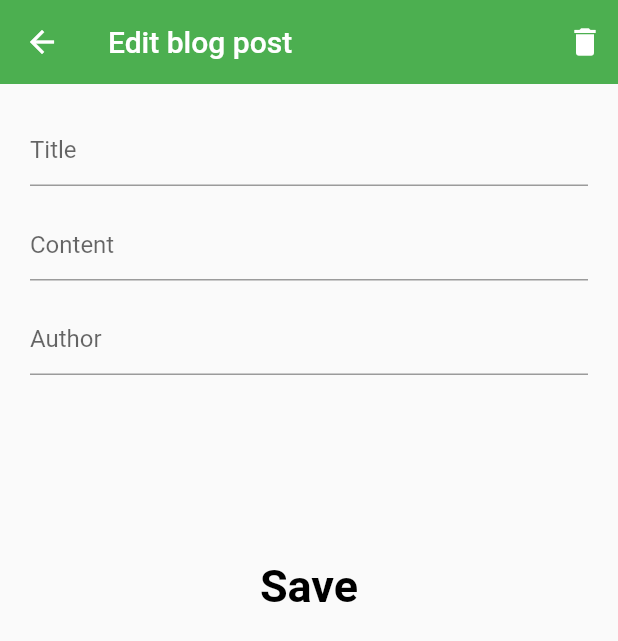
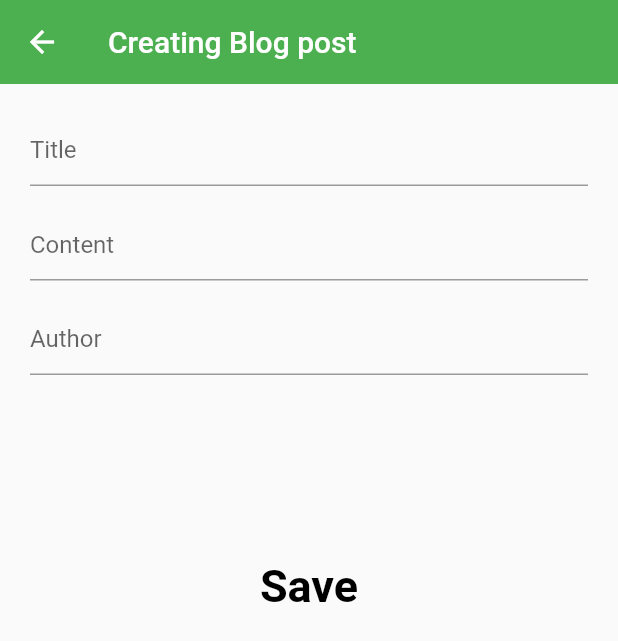
Before and after one commit to Optimus-ged/deep_mobile_learning, a Flutter app: the BlogPostModify screen opened directly, on a phone screen of 412 x 824 dp. Shown: the top 641 px of the screen. Run offline on Flutter 3.47's test engine with Material 2 defaults, Android fonts, the phone set to English and light mode, and no system bars; our stand-ins replace get_it.

Commit message:
Using the same page for modifying and creating

```diff
--- a/lib/pages/blog_post_list.dart
+++ b/lib/pages/blog_post_list.dart
@@ -50,7 +50,7 @@ class BlogPostList extends StatelessWidget {
                     onTap: () {
                       Navigator.of(context).push(
                         MaterialPageRoute(
-                          builder: (_) => BlogPostModify(),
+                          builder: (_) => BlogPostModify(blogPost: blogPost,),
                         ),
                       );
                     },
--- a/lib/pages/blog_post_modify.dart
+++ b/lib/pages/blog_post_modify.dart
@@ -1,6 +1,13 @@
+import 'package:deep_mobile_learning/model/blog_post.dart';
 import 'package:flutter/material.dart';
 
 class BlogPostModify extends StatelessWidget {
+  final BlogPost blogPost;
+
+  bool get isEditing => blogPost != null;
+
+  BlogPostModify({this.blogPost});
+
   final _titleEditingController = TextEditingController();
   final _contentEditingController = TextEditingController();
   final _authoEditingController = TextEditingController();
@@ -10,11 +17,11 @@ class BlogPostModify extends StatelessWidget {
     return Scaffold(
       appBar: AppBar(
         elevation: 0.0,
-        title: Text("Edit blog post"),
+        title: Text(isEditing ? "Edit blog post" : "Creating Blog post"),
         actions: [
           Padding(
             padding: const EdgeInsets.only(right: 10),
-            child: Icon(Icons.delete),
+            child: isEditing ? Icon(Icons.delete) : Container(),
           )
         ],
       ),
```
